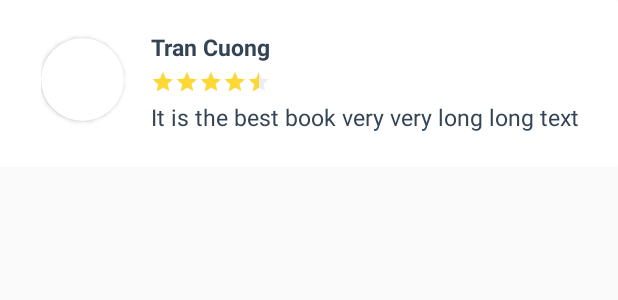
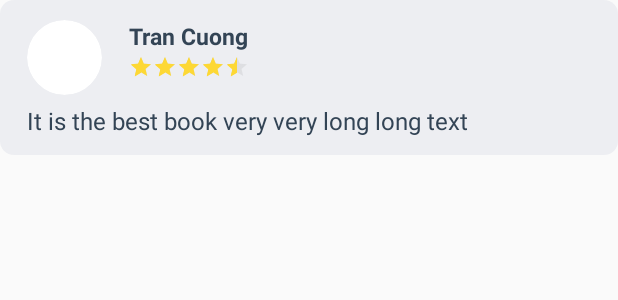
Before and after one commit to maytinhdibo/mindBook, an Android app: the layout review_item.xml on its own in the app's theme, with its tools: preview values and no code run, on a phone screen of 412 x 824 dp. Shown: the top 300 px of the screen. Run offline under Robolectric (Android 15) with nearby library versions, the phone set to English and light mode, and no system bars.

Commit message:
redesign comment review

```diff
--- /dev/null
+++ b/app/src/main/res/drawable/review_item.xml
@@ -0,0 +1,15 @@
+<?xml version="1.0" encoding="utf-8"?>
+
+<layer-list xmlns:android="http://schemas.android.com/apk/res/android">
+
+    <item>
+        <shape android:shape="rectangle">
+            <gradient
+                android:endColor="#197A87AC"
+                android:startColor="#197A87AC" />
+            <corners android:radius="9dp" />
+        </shape>
+    </item>
+
+
+</layer-list>
--- a/app/src/main/res/layout/activity_detail.xml
+++ b/app/src/main/res/layout/activity_detail.xml
@@ -215,6 +215,7 @@
                     android:nestedScrollingEnabled="false"
                     android:orientation="horizontal"
                     android:paddingVertical="6pt"
+                    style="@style/container"
                     android:scrollbars="none" />
 
 
--- a/app/src/main/res/layout/review_item.xml
+++ b/app/src/main/res/layout/review_item.xml
@@ -1,33 +1,31 @@
 <?xml version="1.0" encoding="utf-8"?>
 
-<androidx.cardview.widget.CardView
-    xmlns:android="http://schemas.android.com/apk/res/android"
+<LinearLayout xmlns:android="http://schemas.android.com/apk/res/android"
+    xmlns:app="http://schemas.android.com/apk/res-auto"
     android:layout_width="match_parent"
     android:layout_height="wrap_content"
-    xmlns:app="http://schemas.android.com/apk/res-auto"
-    app:cardElevation="1dp"
-    android:padding="9dp"
-    android:layout_marginBottom="2dp"
-    >
+    android:layout_marginBottom="5dp"
+    android:background="@drawable/review_item"
+    android:orientation="vertical">
+
     <LinearLayout
         android:layout_width="match_parent"
         android:layout_height="wrap_content"
-    android:layout_marginLeft="8pt"
-    android:layout_marginTop="3pt"
-    android:padding="9dp"
-    android:layout_marginBottom="2dp" android:orientation="horizontal">
+        android:layout_marginTop="13dp"
+        android:layout_marginBottom="0dp"
+        style="@style/container"
+        android:orientation="horizontal">
 
         <androidx.cardview.widget.CardView
-        xmlns:app="http://schemas.android.com/apk/res-auto"
-        android:layout_width="wrap_content"
+            android:layout_width="50dp"
             android:layout_height="wrap_content"
             app:cardCornerRadius="100dp"
-        android:layout_marginTop="9dp"
-        >
+            app:cardElevation="0dp">
+
             <ImageView
                 android:id="@+id/avt_img"
-        android:layout_width="25pt"
-        android:layout_height="25pt"
+                android:layout_width="50dp"
+                android:layout_height="50dp"
                 android:scaleType="centerCrop" />
         </androidx.cardview.widget.CardView>
 
@@ -42,11 +40,10 @@
                 android:id="@+id/user_name"
                 android:layout_width="match_parent"
                 android:layout_height="wrap_content"
-            android:paddingTop="2pt"
-            android:paddingBottom="2pt"
+                android:paddingBottom="2dp"
                 android:singleLine="true"
+                android:text="Tran Cuong"
                 android:textColor="#345"
-            android:text="Tran Cuong"
                 android:textSize="7pt"
                 android:textStyle="bold" />
 
@@ -61,16 +58,17 @@
                 android:transformPivotX="0dp"
                 android:transformPivotY="0dp" />
 
+        </LinearLayout>
+
+    </LinearLayout>
+
     <TextView
+        style="@style/container"
         android:id="@+id/comment"
         android:layout_width="match_parent"
         android:layout_height="wrap_content"
-            android:paddingTop="2pt"
-            android:paddingBottom="2pt"
+        android:paddingBottom="6dp"
         android:text="It is the best book very very long long text"
         android:textColor="#345"
-            android:textSize="7pt" />
+        android:textSize="16sp" />
 </LinearLayout>
-
-</LinearLayout>
-</androidx.cardview.widget.CardView>
```
Lines whose indentation alone changed are shown as unchanged.
